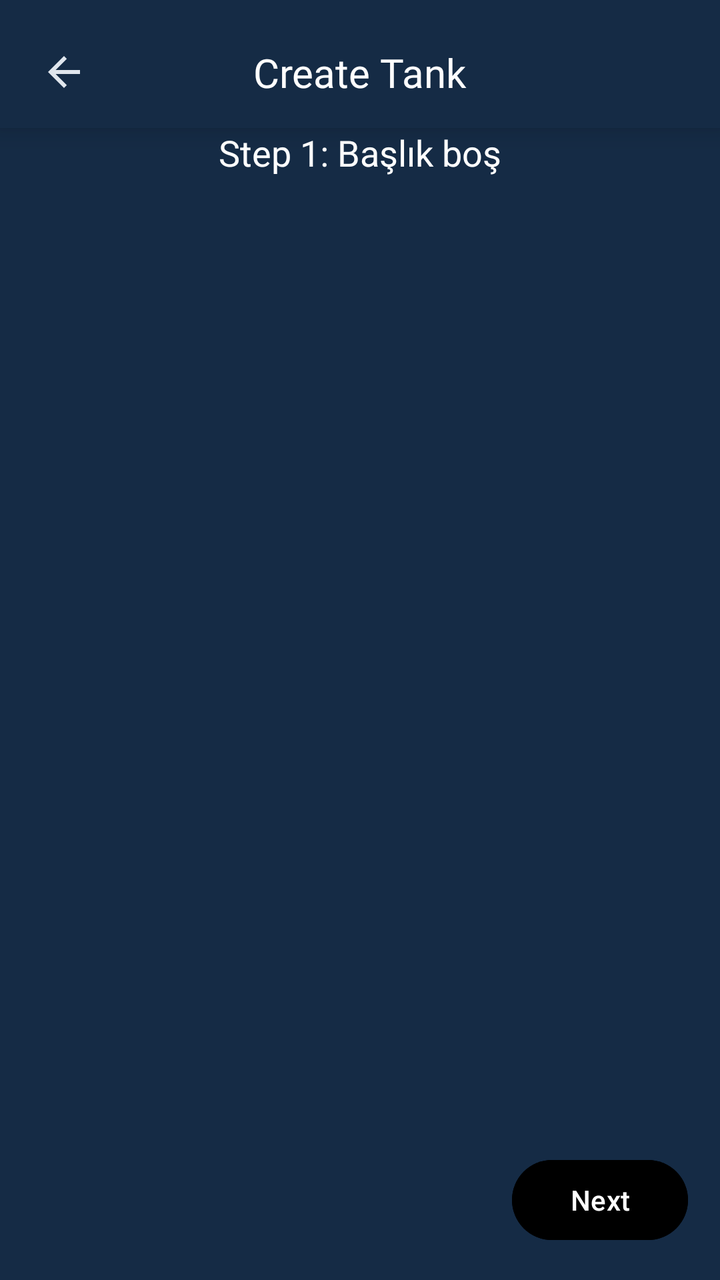
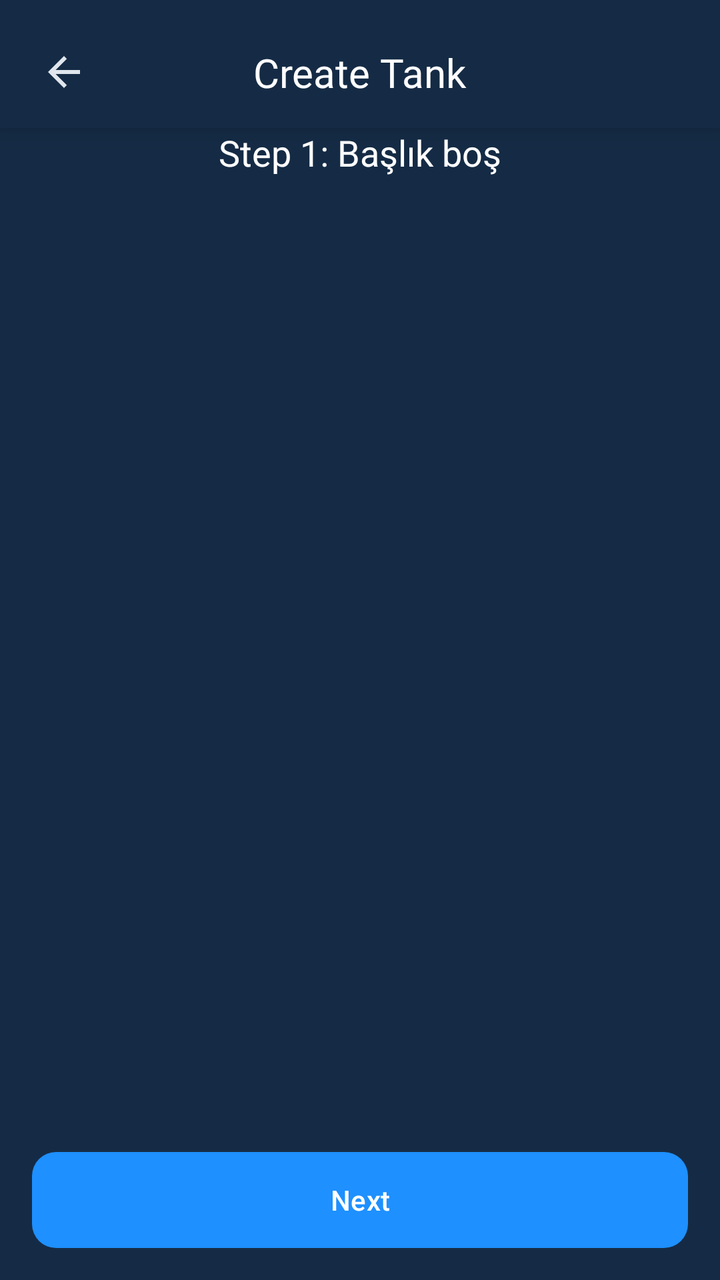

Screens rendered from an Android XML layout before and after an edit, with the pre-edit source and the edit as a unified diff.
<!-- AndroidManifest.xml: application theme AppTheme -->
<!-- res/layout/fragment_create_tank.xml -->
<?xml version="1.0" encoding="utf-8"?>
<androidx.constraintlayout.widget.ConstraintLayout 
    xmlns:android="http://schemas.android.com/apk/res/android"
    xmlns:app="http://schemas.android.com/apk/res-auto"
    android:layout_width="match_parent"
    android:layout_height="match_parent"
    android:background="@color/background_color">

    
    <androidx.constraintlayout.widget.ConstraintLayout
        android:id="@+id/headerContainer"
        android:layout_width="match_parent"
        android:layout_height="wrap_content"
        android:paddingHorizontal="16dp"
        android:paddingTop="20dp"
        android:paddingBottom="12dp"
        android:background="@color/background_color"
        android:elevation="8dp"
        app:layout_constraintTop_toTopOf="parent">

        
        <ImageView
            android:id="@+id/btnBack"
            android:layout_width="32dp"
            android:layout_height="32dp"
            android:src="@drawable/ic_back"
            android:scaleType="center"
            app:tint="?attr/colorOnSurface"
            android:clickable="true"
            android:focusable="true"
            android:contentDescription="Back"
            app:layout_constraintBottom_toBottomOf="parent"
            app:layout_constraintStart_toStartOf="parent"
            app:layout_constraintTop_toTopOf="parent" />

        
        <TextView
            android:id="@+id/tvTitle"
            style="@style/TextAppearance.Aqua.EditProfileTitle"
            android:layout_width="wrap_content"
            android:layout_height="wrap_content"
            android:text="Create Tank"
            android:importantForAccessibility="yes"
            app:layout_constraintTop_toTopOf="parent"
            app:layout_constraintBottom_toBottomOf="parent"
            app:layout_constraintStart_toStartOf="parent"
            app:layout_constraintEnd_toEndOf="parent" />
    </androidx.constraintlayout.widget.ConstraintLayout>

    
    <androidx.constraintlayout.widget.ConstraintLayout
        android:layout_width="0dp"
        android:layout_height="0dp"
        app:layout_constraintTop_toBottomOf="@id/headerContainer"
        app:layout_constraintBottom_toTopOf="@+id/buttonContainer"
        app:layout_constraintStart_toStartOf="parent"
        app:layout_constraintEnd_toEndOf="parent">

        
        <androidx.constraintlayout.widget.ConstraintLayout
            android:id="@+id/step1Layout"
            android:layout_width="0dp"
            android:layout_height="0dp"
            android:visibility="visible"
            app:layout_constraintTop_toTopOf="parent"
            app:layout_constraintBottom_toBottomOf="parent"
            app:layout_constraintStart_toStartOf="parent"
            app:layout_constraintEnd_toEndOf="parent">
            <TextView
                android:id="@+id/step1Placeholder"
                android:layout_width="wrap_content"
                android:layout_height="wrap_content"
                android:text="Step 1: Başlık boş"
                android:textColor="@color/white"
                android:textSize="18sp"
                app:layout_constraintTop_toTopOf="parent"
                app:layout_constraintStart_toStartOf="parent"
                app:layout_constraintEnd_toEndOf="parent"/>
        </androidx.constraintlayout.widget.ConstraintLayout>

        
        <androidx.constraintlayout.widget.ConstraintLayout
            android:id="@+id/step2Layout"
            android:layout_width="0dp"
            android:layout_height="0dp"
            android:visibility="gone"
            app:layout_constraintTop_toTopOf="parent"
            app:layout_constraintBottom_toBottomOf="parent"
            app:layout_constraintStart_toStartOf="parent"
            app:layout_constraintEnd_toEndOf="parent">
            <TextView
                android:id="@+id/step2Placeholder"
                android:layout_width="wrap_content"
                android:layout_height="wrap_content"
                android:text="Step 2: Başlık boş"
                android:textColor="@color/white"
                android:textSize="18sp"
                app:layout_constraintTop_toTopOf="parent"
                app:layout_constraintStart_toStartOf="parent"
                app:layout_constraintEnd_toEndOf="parent"/>
        </androidx.constraintlayout.widget.ConstraintLayout>

        
        <androidx.constraintlayout.widget.ConstraintLayout
            android:id="@+id/step3Layout"
            android:layout_width="0dp"
            android:layout_height="0dp"
            android:visibility="gone"
            app:layout_constraintTop_toTopOf="parent"
            app:layout_constraintBottom_toBottomOf="parent"
            app:layout_constraintStart_toStartOf="parent"
            app:layout_constraintEnd_toEndOf="parent">
            <TextView
                android:id="@+id/step3Placeholder"
                android:layout_width="wrap_content"
                android:layout_height="wrap_content"
                android:text="Step 3: Başlık boş"
                android:textColor="@color/white"
                android:textSize="18sp"
                app:layout_constraintTop_toTopOf="parent"
                app:layout_constraintStart_toStartOf="parent"
                app:layout_constraintEnd_toEndOf="parent"/>
        </androidx.constraintlayout.widget.ConstraintLayout>

        
        <androidx.constraintlayout.widget.ConstraintLayout
            android:id="@+id/step4Layout"
            android:layout_width="0dp"
            android:layout_height="0dp"
            android:visibility="gone"
            app:layout_constraintTop_toTopOf="parent"
            app:layout_constraintBottom_toBottomOf="parent"
            app:layout_constraintStart_toStartOf="parent"
            app:layout_constraintEnd_toEndOf="parent">
            <TextView
                android:id="@+id/step4Placeholder"
                android:layout_width="wrap_content"
                android:layout_height="wrap_content"
                android:text="Step 4: Başlık boş"
                android:textColor="@color/white"
                android:textSize="18sp"
                app:layout_constraintTop_toTopOf="parent"
                app:layout_constraintStart_toStartOf="parent"
                app:layout_constraintEnd_toEndOf="parent"/>
        </androidx.constraintlayout.widget.ConstraintLayout>

        
        <androidx.constraintlayout.widget.ConstraintLayout
            android:id="@+id/step5Layout"
            android:layout_width="0dp"
            android:layout_height="0dp"
            android:visibility="gone"
            app:layout_constraintTop_toTopOf="parent"
            app:layout_constraintBottom_toBottomOf="parent"
            app:layout_constraintStart_toStartOf="parent"
            app:layout_constraintEnd_toEndOf="parent">
            <TextView
                android:id="@+id/step5Placeholder"
                android:layout_width="wrap_content"
                android:layout_height="wrap_content"
                android:text="Step 5: Başlık boş"
                android:textColor="@color/white"
                android:textSize="18sp"
                app:layout_constraintTop_toTopOf="parent"
                app:layout_constraintStart_toStartOf="parent"
                app:layout_constraintEnd_toEndOf="parent"/>
        </androidx.constraintlayout.widget.ConstraintLayout>

    </androidx.constraintlayout.widget.ConstraintLayout>

    
    <LinearLayout
        android:id="@+id/buttonContainer"
        android:layout_width="0dp"
        android:layout_height="wrap_content"
        android:orientation="horizontal"
        android:gravity="end"
        android:padding="16dp"
        app:layout_constraintBottom_toBottomOf="parent"
        app:layout_constraintStart_toStartOf="parent"
        app:layout_constraintEnd_toEndOf="parent">

        
        <Button
            android:id="@+id/btnNext"
            android:layout_width="wrap_content"
            android:layout_height="48dp"
            android:text="Next"
            android:textColor="@color/white"
            android:backgroundTint="@color/red"/>
    </LinearLayout>

</androidx.constraintlayout.widget.ConstraintLayout>
<!-- resources referenced by this layout -->
<resources>
  <color name="background_color">#152B45</color>
  <!-- drawable ic_back (drawable) -->
  <?xml version="1.0" encoding="utf-8"?>
  <vector xmlns:android="http://schemas.android.com/apk/res/android"
      android:width="24dp"
      android:height="24dp"
      android:viewportWidth="24"
      android:viewportHeight="24">
  
      <path
          android:fillColor="@android:color/white"
          android:pathData="M20,11H7.83L13.42,5.41L12,4l-8,8 8,8 1.41,-1.41L7.83,13H20v-2z" />
  </vector>
  <style name="TextAppearance.Aqua.EditProfileTitle" parent="TextAppearance.Material3.TitleLarge">
      <item name="fontFamily">@font/inter_semibold</item>
      <item name="android:fontFamily">@font/inter_semibold</item>
      <item name="android:textColor">@android:color/white</item>
      <item name="android:textSize">20sp</item>
  </style>
  <style name="AppTheme" parent="Theme.Material3.DayNight.NoActionBar">
  
          
          <item name="colorPrimary">@color/md_theme_light_primary</item>
          <item name="colorOnPrimary">@color/md_theme_light_onPrimary</item>
          <item name="colorSecondary">@color/md_theme_light_secondary</item>
          <item name="colorOnSecondary">@color/md_theme_light_onSecondary</item>
  
          
          <item name="android:colorBackground">@color/md_theme_light_background</item>
          <item name="colorSurface">@color/md_theme_light_surface</item>
          <item name="colorOnSurface">@color/md_theme_light_onSurface</item>
  
          
          <item name="colorSurfaceVariant">@color/md_theme_light_surfaceVariant</item>
          <item name="colorOnSurfaceVariant">@color/md_theme_light_onSurfaceVariant</item>
          <item name="colorOutline">@color/md_theme_light_outline</item>
          <item name="colorOutlineVariant">@color/md_theme_light_outlineVariant</item>
          <item name="colorError">@color/md_theme_light_error</item>
          <item name="colorOnError">@color/md_theme_light_onError</item>
  
          
          <item name="android:statusBarColor">@android:color/transparent</item>
          <item name="android:navigationBarColor">@android:color/black</item>
  
          
          <item name="android:windowLightStatusBar">true</item>
          <item name="android:windowLightNavigationBar">true</item>
  
          
          <item name="windowActionBar">false</item>
          <item name="android:windowNoTitle">true</item>
      </style>
  <color name="md_theme_light_primary">#2196F3</color>
  <color name="md_theme_light_onPrimary">#FFFFFF</color>
  <color name="md_theme_light_secondary">#4A6363</color>
  <color name="md_theme_light_onSecondary">#FFFFFF</color>
  <color name="md_theme_light_background">#152B45</color>
  <color name="md_theme_light_surface">#152B45</color>
  <color name="md_theme_light_onSurface">#E0E6ED</color>
  <color name="md_theme_light_surfaceVariant">#233042</color>
  <color name="md_theme_light_onSurfaceVariant">#5C6B75</color>
  <color name="md_theme_light_outline">#455A64</color>
  <color name="md_theme_light_outlineVariant">#37474F</color>
  <color name="md_theme_light_error">#D32F2F</color>
  <color name="md_theme_light_onError">#FFFFFF</color>
</resources>

<!-- the commit's change to res/layout/fragment_create_tank.xml (unified diff, before → after) -->
@@ -181,13 +181,12 @@
         app:layout_constraintEnd_toEndOf="parent">
 
         
-        <Button
-            android:id="@+id/btnNext"
-            android:layout_width="wrap_content"
-            android:layout_height="48dp"
-            android:text="Next"
-            android:textColor="@color/white"
-            android:backgroundTint="@color/red"/>
+       <com.google.android.material.button.MaterialButton
+    android:id="@+id/btnNext"
+    style="@style/Widget.Aqua.PrimaryButton"
+    android:layout_width="match_parent"
+    android:layout_height="48dp"
+    android:text="Next"/>
     </LinearLayout>
 
 </androidx.constraintlayout.widget.ConstraintLayout>
<!-- resource entries referenced after the edit -->
@@ -1,6 +1,7 @@
 <!-- resources referenced by this layout -->
 <resources>
   <color name="background_color">#152B45</color>
+  <color name="white">#FFFFFF</color>
   <!-- drawable ic_back (drawable) -->
   <?xml version="1.0" encoding="utf-8"?>
   <vector xmlns:android="http://schemas.android.com/apk/res/android"
@@ -18,6 +19,15 @@
       <item name="android:fontFamily">@font/inter_semibold</item>
       <item name="android:textColor">@android:color/white</item>
       <item name="android:textSize">20sp</item>
+  </style>
+  <style name="Widget.Aqua.PrimaryButton" parent="Widget.Material3.Button">
+      <item name="android:textColor">@android:color/white</item>
+      <item name="cornerRadius">12dp</item>
+      <item name="android:insetTop">0dp</item>
+      <item name="android:insetBottom">0dp</item>
+      <item name="android:paddingTop">12dp</item>
+      <item name="android:paddingBottom">12dp</item>
+      <item name="backgroundTint">@color/aqua_button_blue</item>
   </style>
   <style name="AppTheme" parent="Theme.Material3.DayNight.NoActionBar">
   
@@ -52,6 +62,7 @@
           <item name="windowActionBar">false</item>
           <item name="android:windowNoTitle">true</item>
       </style>
+  <color name="aqua_button_blue">#1E90FF</color>
   <color name="md_theme_light_primary">#2196F3</color>
   <color name="md_theme_light_onPrimary">#FFFFFF</color>
   <color name="md_theme_light_secondary">#4A6363</color>
